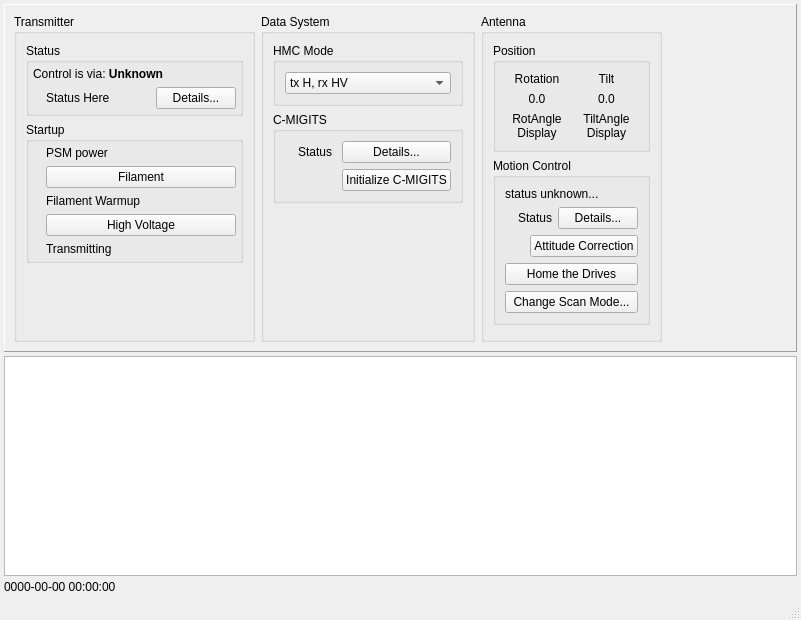
First picture: the form in src/hcrgui/HcrGuiMainWindow.ui, repository NCAR/HCR_instrument, before the edit.
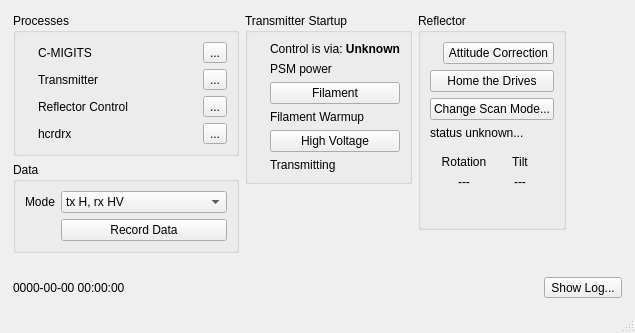
Second picture: the form after the edit. Icons and pictures are not drawn.

Commit message: Update for a leaner and more complete GUI. Log messages are now displayed in a separate HcrGuiLogWindow, and there's a new HcrdrxDetails dialog to show hcrdrx status details.

```diff
--- a/src/hcrgui/HcrGuiMainWindow.ui
+++ b/src/hcrgui/HcrGuiMainWindow.ui
@@ -6,10 +6,16 @@
    <rect>
     <x>0</x>
     <y>0</y>
-    <width>801</width>
-    <height>620</height>
+    <width>635</width>
+    <height>331</height>
    </rect>
   </property>
+  <property name="sizePolicy">
+   <sizepolicy hsizetype="MinimumExpanding" vsizetype="Expanding">
+    <horstretch>0</horstretch>
+    <verstretch>0</verstretch>
+   </sizepolicy>
+  </property>
   <property name="windowTitle">
    <string>HCR Control and Status</string>
   </property>
@@ -22,152 +28,348 @@
      <number>4</number>
     </property>
     <item>
-     <widget class="QFrame" name="statusFrame">
+     <widget class="QWidget" name="guiWidget" native="true">
       <property name="sizePolicy">
        <sizepolicy hsizetype="MinimumExpanding" vsizetype="Minimum">
         <horstretch>0</horstretch>
         <verstretch>0</verstretch>
        </sizepolicy>
       </property>
-      <property name="frameShape">
-       <enum>QFrame::Panel</enum>
-      </property>
-      <property name="frameShadow">
-       <enum>QFrame::Raised</enum>
-      </property>
-      <layout class="QHBoxLayout" name="horizontalLayout_3">
+      <layout class="QHBoxLayout" name="horizontalLayout_3" stretch="0,0,0,100">
        <item>
-        <widget class="QGroupBox" name="xmitterBox">
+        <widget class="QWidget" name="leftWidget" native="true">
          <property name="sizePolicy">
           <sizepolicy hsizetype="Minimum" vsizetype="Minimum">
            <horstretch>0</horstretch>
            <verstretch>0</verstretch>
           </sizepolicy>
          </property>
-         <property name="title">
-          <string>Transmitter</string>
-         </property>
-         <layout class="QVBoxLayout" name="verticalLayout_4">
+         <layout class="QVBoxLayout" name="verticalLayout_8" stretch="0,0,100">
+          <property name="margin">
+           <number>0</number>
+          </property>
           <item>
-           <widget class="QGroupBox" name="xmitStatusBox">
+           <widget class="QGroupBox" name="processBox">
+            <property name="title">
+             <string>Processes</string>
+            </property>
+            <layout class="QGridLayout" name="gridLayout_4">
+             <item row="0" column="1">
+              <widget class="QLabel" name="cmigitsStatusLabel">
+               <property name="sizePolicy">
+                <sizepolicy hsizetype="MinimumExpanding" vsizetype="Preferred">
+                 <horstretch>0</horstretch>
+                 <verstretch>0</verstretch>
+                </sizepolicy>
+               </property>
+               <property name="text">
+                <string>C-MIGITS</string>
+               </property>
+              </widget>
+             </item>
+             <item row="1" column="1">
+              <widget class="QLabel" name="xmitterStatusLabel">
+               <property name="sizePolicy">
+                <sizepolicy hsizetype="MinimumExpanding" vsizetype="Preferred">
+                 <horstretch>0</horstretch>
+                 <verstretch>0</verstretch>
+                </sizepolicy>
+               </property>
+               <property name="text">
+                <string>Transmitter</string>
+               </property>
+              </widget>
+             </item>
+             <item row="0" column="0">
+              <widget class="QLabel" name="cmigitsStatusIcon">
+               <property name="sizePolicy">
+                <sizepolicy hsizetype="Minimum" vsizetype="Minimum">
+                 <horstretch>0</horstretch>
+                 <verstretch>0</verstretch>
+                </sizepolicy>
+               </property>
+               <property name="text">
+                <string/>
+               </property>
+               <property name="pixmap">
+                <pixmap resource="HcrGuiMainWindow.qrc">:/greenLED_off.png</pixmap>
+               </property>
+              </widget>
+             </item>
+             <item row="0" column="2">
+              <widget class="QToolButton" name="cmigitsDetailsButton">
+               <property name="focusPolicy">
+                <enum>Qt::NoFocus</enum>
+               </property>
+               <property name="text">
+                <string>...</string>
+               </property>
+              </widget>
+             </item>
+             <item row="3" column="2">
+              <widget class="QToolButton" name="hcrdrxDetailsButton">
+               <property name="focusPolicy">
+                <enum>Qt::NoFocus</enum>
+               </property>
+               <property name="text">
+                <string>...</string>
+               </property>
+              </widget>
+             </item>
+             <item row="1" column="2">
+              <widget class="QToolButton" name="xmitterDetailsButton">
+               <property name="focusPolicy">
+                <enum>Qt::NoFocus</enum>
+               </property>
+               <property name="text">
+                <string>...</string>
+               </property>
+              </widget>
+             </item>
+             <item row="1" column="0">
+              <widget class="QLabel" name="xmitterStatusIcon">
+               <property name="sizePolicy">
+                <sizepolicy hsizetype="Minimum" vsizetype="Minimum">
+                 <horstretch>0</horstretch>
+                 <verstretch>0</verstretch>
+                </sizepolicy>
+               </property>
+               <property name="text">
+                <string/>
+               </property>
+               <property name="pixmap">
+                <pixmap resource="HcrGuiMainWindow.qrc">:/greenLED_off.png</pixmap>
+               </property>
+              </widget>
+             </item>
+             <item row="3" column="0">
+              <widget class="QLabel" name="hcrdrxStatusIcon">
+               <property name="sizePolicy">
+                <sizepolicy hsizetype="Minimum" vsizetype="Minimum">
+                 <horstretch>0</horstretch>
+                 <verstretch>0</verstretch>
+                </sizepolicy>
+               </property>
+               <property name="text">
+                <string/>
+               </property>
+               <property name="pixmap">
+                <pixmap resource="HcrGuiMainWindow.qrc">:/greenLED_off.png</pixmap>
+               </property>
+              </widget>
+             </item>
+             <item row="2" column="2">
+              <widget class="QToolButton" name="mcDetailsButton">
+               <property name="focusPolicy">
+                <enum>Qt::NoFocus</enum>
+               </property>
+               <property name="text">
+                <string>...</string>
+               </property>
+              </widget>
+             </item>
+             <item row="3" column="1">
+              <widget class="QLabel" name="hcrdrxStatusLabel">
+               <property name="sizePolicy">
+                <sizepolicy hsizetype="MinimumExpanding" vsizetype="Preferred">
+                 <horstretch>0</horstretch>
+                 <verstretch>0</verstretch>
+                </sizepolicy>
+               </property>
+               <property name="text">
+                <string>hcrdrx</string>
+               </property>
+              </widget>
+             </item>
+             <item row="2" column="1">
+              <widget class="QLabel" name="rcStatusLabel">
+               <property name="sizePolicy">
+                <sizepolicy hsizetype="MinimumExpanding" vsizetype="Preferred">
+                 <horstretch>0</horstretch>
+                 <verstretch>0</verstretch>
+                </sizepolicy>
+               </property>
+               <property name="text">
+                <string>Reflector Control</string>
+               </property>
+              </widget>
+             </item>
+             <item row="2" column="0">
+              <widget class="QLabel" name="mcStatusIcon">
+               <property name="sizePolicy">
+                <sizepolicy hsizetype="Minimum" vsizetype="Minimum">
+                 <horstretch>0</horstretch>
+                 <verstretch>0</verstretch>
+                </sizepolicy>
+               </property>
+               <property name="text">
+                <string/>
+               </property>
+               <property name="pixmap">
+                <pixmap resource="HcrGuiMainWindow.qrc">:/greenLED_off.png</pixmap>
+               </property>
+               <property name="alignment">
+                <set>Qt::AlignCenter</set>
+               </property>
+              </widget>
+             </item>
+            </layout>
+           </widget>
+          </item>
+          <item>
+           <widget class="QGroupBox" name="dataBox">
+            <property name="title">
+             <string>Data</string>
+            </property>
+            <layout class="QGridLayout" name="gridLayout">
+             <property name="margin">
+              <number>9</number>
+             </property>
+             <item row="0" column="0">
+              <widget class="QLabel" name="modeLabel">
+               <property name="text">
+                <string>Mode</string>
+               </property>
+               <property name="alignment">
+                <set>Qt::AlignRight|Qt::AlignTrailing|Qt::AlignVCenter</set>
+               </property>
+              </widget>
+             </item>
+             <item row="1" column="0">
+              <widget class="QLabel" name="recordingIcon">
+               <property name="sizePolicy">
+                <sizepolicy hsizetype="Minimum" vsizetype="Minimum">
+                 <horstretch>0</horstretch>
+                 <verstretch>0</verstretch>
+                </sizepolicy>
+               </property>
+               <property name="text">
+                <string/>
+               </property>
+               <property name="pixmap">
+                <pixmap resource="HcrGuiMainWindow.qrc">:/greenLED_off.png</pixmap>
+               </property>
+               <property name="alignment">
+                <set>Qt::AlignRight|Qt::AlignTrailing|Qt::AlignVCenter</set>
+               </property>
+              </widget>
+             </item>
+             <item row="1" column="1">
+              <widget class="QPushButton" name="recordingButton">
+               <property name="sizePolicy">
+                <sizepolicy hsizetype="MinimumExpanding" vsizetype="Preferred">
+                 <horstretch>0</horstretch>
+                 <verstretch>0</verstretch>
+                </sizepolicy>
+               </property>
+               <property name="text">
+                <string>Record Data</string>
+               </property>
+               <property name="checkable">
+                <bool>true</bool>
+               </property>
+              </widget>
+             </item>
+             <item row="0" column="1">
+              <widget class="QComboBox" name="hmcModeCombo">
+               <property name="sizePolicy">
+                <sizepolicy hsizetype="Minimum" vsizetype="Fixed">
+                 <horstretch>0</horstretch>
+                 <verstretch>0</verstretch>
+                </sizepolicy>
+               </property>
+               <property name="currentIndex">
+                <number>0</number>
+               </property>
+               <item>
+                <property name="text">
+                 <string>tx H, rx HV</string>
+                </property>
+               </item>
+               <item>
+                <property name="text">
+                 <string>tx V, rx HV</string>
+                </property>
+               </item>
+               <item>
+                <property name="text">
+                 <string>tx HV, rx HV</string>
+                </property>
+               </item>
+               <item>
+                <property name="text">
+                 <string>Unused (3)</string>
+                </property>
+               </item>
+               <item>
+                <property name="text">
+                 <string>Noise Source Calibration</string>
+                </property>
+               </item>
+               <item>
+                <property name="text">
+                 <string>tx V, rx HV (attenuated)</string>
+                </property>
+               </item>
+               <item>
+                <property name="text">
+                 <string>Bench Test</string>
+                </property>
+               </item>
+               <item>
+                <property name="text">
+                 <string>Unused (7)</string>
+                </property>
+               </item>
+              </widget>
+             </item>
+            </layout>
+           </widget>
+          </item>
+          <item>
+           <spacer name="verticalSpacer_2">
+            <property name="orientation">
+             <enum>Qt::Vertical</enum>
+            </property>
+            <property name="sizeHint" stdset="0">
+             <size>
+              <width>20</width>
+              <height>2</height>
+             </size>
+            </property>
+           </spacer>
+          </item>
+         </layout>
+        </widget>
+       </item>
+       <item>
+        <widget class="QWidget" name="middleWidget" native="true">
+         <layout class="QVBoxLayout" name="verticalLayout_2">
+          <property name="margin">
+           <number>0</number>
+          </property>
+          <item>
+           <widget class="QGroupBox" name="xmitterStartupBox">
             <property name="sizePolicy">
-             <sizepolicy hsizetype="Minimum" vsizetype="Minimum">
+             <sizepolicy hsizetype="Preferred" vsizetype="Preferred">
               <horstretch>0</horstretch>
               <verstretch>0</verstretch>
              </sizepolicy>
             </property>
             <property name="title">
-             <string>Status</string>
-            </property>
-            <property name="flat">
-             <bool>false</bool>
-            </property>
-            <property name="checkable">
-             <bool>false</bool>
-            </property>
-            <layout class="QVBoxLayout" name="verticalLayout">
-             <property name="margin">
-              <number>4</number>
-             </property>
-             <item>
-              <widget class="QLabel" name="controlSourceLabel">
-               <property name="font">
-                <font>
-                 <weight>50</weight>
-                 <bold>false</bold>
-                </font>
-               </property>
-               <property name="text">
-                <string>Control is via: &lt;b&gt;Unknown&lt;/b&gt;</string>
-               </property>
-              </widget>
-             </item>
-             <item>
-              <widget class="QFrame" name="frame_2">
-               <property name="sizePolicy">
-                <sizepolicy hsizetype="Minimum" vsizetype="Preferred">
-                 <horstretch>0</horstretch>
-                 <verstretch>0</verstretch>
-                </sizepolicy>
-               </property>
-               <property name="frameShape">
-                <enum>QFrame::NoFrame</enum>
-               </property>
-               <property name="frameShadow">
-                <enum>QFrame::Raised</enum>
-               </property>
-               <layout class="QHBoxLayout" name="horizontalLayout">
-                <property name="margin">
-                 <number>0</number>
-                </property>
-                <item>
-                 <widget class="QLabel" name="xmitterStatusSummaryIcon">
-                  <property name="sizePolicy">
-                   <sizepolicy hsizetype="Preferred" vsizetype="Preferred">
-                    <horstretch>0</horstretch>
-                    <verstretch>0</verstretch>
-                   </sizepolicy>
-                  </property>
-                  <property name="text">
-                   <string/>
-                  </property>
-                  <property name="pixmap">
-                   <pixmap resource="HcrGuiMainWindow.qrc">:/greenLED_off.png</pixmap>
-                  </property>
-                 </widget>
-                </item>
-                <item>
-                 <widget class="QLabel" name="xmitterStatusSummaryLabel">
-                  <property name="text">
-                   <string>Status Here</string>
-                  </property>
-                 </widget>
-                </item>
-                <item>
-                 <spacer name="horizontalSpacer_2">
-                  <property name="orientation">
-                   <enum>Qt::Horizontal</enum>
-                  </property>
-                  <property name="sizeHint" stdset="0">
-                   <size>
-                    <width>40</width>
-                    <height>20</height>
-                   </size>
-                  </property>
-                 </spacer>
-                </item>
-                <item>
-                 <widget class="QPushButton" name="xmitterDetailsButton">
-                  <property name="sizePolicy">
-                   <sizepolicy hsizetype="Preferred" vsizetype="Minimum">
-                    <horstretch>0</horstretch>
-                    <verstretch>0</verstretch>
-                   </sizepolicy>
-                  </property>
-                  <property name="text">
-                   <string>Details...</string>
-                  </property>
-                 </widget>
-                </item>
-               </layout>
-              </widget>
-             </item>
-            </layout>
-           </widget>
-          </item>
-          <item>
-           <widget class="QGroupBox" name="xmitterStartupBox">
-            <property name="title">
-             <string>Startup</string>
+             <string>Transmitter Startup</string>
             </property>
             <layout class="QGridLayout" name="gridLayout_3">
+             <property name="sizeConstraint">
+              <enum>QLayout::SetDefaultConstraint</enum>
+             </property>
              <property name="margin">
-              <number>4</number>
+              <number>9</number>
              </property>
              <property name="horizontalSpacing">
               <number>6</number>
              </property>
-             <item row="0" column="0">
+             <item row="1" column="0">
               <widget class="QLabel" name="powerValidIcon">
                <property name="enabled">
                 <bool>true</bool>
@@ -189,7 +391,7 @@
                </property>
               </widget>
              </item>
-             <item row="0" column="1">
+             <item row="1" column="1">
               <widget class="QLabel" name="powerValidLabel">
                <property name="sizePolicy">
                 <sizepolicy hsizetype="MinimumExpanding" vsizetype="Preferred">
@@ -202,7 +404,7 @@
                </property>
               </widget>
              </item>
-             <item row="2" column="0">
+             <item row="3" column="0">
               <widget class="QLabel" name="filamentWarmupIcon">
                <property name="sizePolicy">
                 <sizepolicy hsizetype="Minimum" vsizetype="Preferred">
@@ -218,7 +420,7 @@
                </property>
               </widget>
              </item>
-             <item row="2" column="1">
+             <item row="3" column="1">
               <widget class="QLabel" name="filamentWarmupLabel">
                <property name="enabled">
                 <bool>true</bool>
@@ -234,7 +436,7 @@
                </property>
               </widget>
              </item>
-             <item row="3" column="0">
+             <item row="4" column="0">
               <widget class="QLabel" name="hvIcon">
                <property name="sizePolicy">
                 <sizepolicy hsizetype="Minimum" vsizetype="Preferred">
@@ -250,13 +452,13 @@
                </property>
               </widget>
              </item>
-             <item row="3" column="1">
+             <item row="4" column="1">
               <widget class="QPushButton" name="hvButton">
                <property name="enabled">
                 <bool>true</bool>
                </property>
                <property name="sizePolicy">
-                <sizepolicy hsizetype="MinimumExpanding" vsizetype="Preferred">
+                <sizepolicy hsizetype="Minimum" vsizetype="Fixed">
                  <horstretch>0</horstretch>
                  <verstretch>0</verstretch>
                 </sizepolicy>
@@ -269,7 +471,7 @@
                </property>
               </widget>
              </item>
-             <item row="4" column="0">
+             <item row="5" column="0">
               <widget class="QLabel" name="xmittingIcon">
                <property name="sizePolicy">
                 <sizepolicy hsizetype="Minimum" vsizetype="Preferred">
@@ -285,14 +487,14 @@
                </property>
               </widget>
              </item>
-             <item row="4" column="1">
+             <item row="5" column="1">
               <widget class="QLabel" name="xmittingLabel">
                <property name="text">
                 <string>Transmitting</string>
                </property>
               </widget>
              </item>
-             <item row="1" column="0">
+             <item row="2" column="0">
               <widget class="QLabel" name="filamentIcon">
                <property name="sizePolicy">
                 <sizepolicy hsizetype="Minimum" vsizetype="Preferred">
@@ -308,13 +510,13 @@
                </property>
               </widget>
              </item>
-             <item row="1" column="1">
+             <item row="2" column="1">
               <widget class="QPushButton" name="filamentButton">
                <property name="enabled">
                 <bool>true</bool>
                </property>
                <property name="sizePolicy">
-                <sizepolicy hsizetype="MinimumExpanding" vsizetype="Preferred">
+                <sizepolicy hsizetype="Minimum" vsizetype="Fixed">
                  <horstretch>0</horstretch>
                  <verstretch>0</verstretch>
                 </sizepolicy>
@@ -327,148 +529,31 @@
                </property>
               </widget>
              </item>
-            </layout>
-           </widget>
-          </item>
-          <item>
-           <spacer name="verticalSpacer_2">
-            <property name="orientation">
-             <enum>Qt::Vertical</enum>
-            </property>
-            <property name="sizeHint" stdset="0">
-             <size>
-              <width>20</width>
-              <height>2</height>
-             </size>
-            </property>
-           </spacer>
-          </item>
-         </layout>
-        </widget>
-       </item>
-       <item>
-        <widget class="QGroupBox" name="dataSystemBox">
-         <property name="title">
-          <string>Data System</string>
-         </property>
-         <layout class="QVBoxLayout" name="verticalLayout_2">
-          <item>
-           <widget class="QGroupBox" name="setHmcModeBox">
-            <property name="title">
-             <string>HMC Mode</string>
-            </property>
-            <layout class="QVBoxLayout" name="verticalLayout_5">
-             <item>
-              <widget class="QComboBox" name="hmcModeCombo">
-               <property name="currentIndex">
-                <number>0</number>
-               </property>
-               <item>
-                <property name="text">
-                 <string>tx H, rx HV</string>
-                </property>
-               </item>
-               <item>
-                <property name="text">
-                 <string>tx V, rx HV</string>
-                </property>
-               </item>
-               <item>
-                <property name="text">
-                 <string>tx HV, rx HV</string>
-                </property>
-               </item>
-               <item>
-                <property name="text">
-                 <string>Unused (3)</string>
-                </property>
-               </item>
-               <item>
-                <property name="text">
-                 <string>Noise Source Calibration</string>
-                </property>
-               </item>
-               <item>
-                <property name="text">
-                 <string>tx V, rx HV (attenuated)</string>
-                </property>
-               </item>
-               <item>
-                <property name="text">
-                 <string>Bench Test</string>
-                </property>
-               </item>
-               <item>
-                <property name="text">
-                 <string>Unused (7)</string>
-                </property>
-               </item>
-              </widget>
-             </item>
-            </layout>
-           </widget>
-          </item>
-          <item>
-           <widget class="QGroupBox" name="cmigitsBox">
-            <property name="title">
-             <string>C-MIGITS</string>
-            </property>
-            <layout class="QGridLayout" name="gridLayout">
              <item row="0" column="1">
-              <widget class="QLabel" name="cmigitsStatusLabel">
-               <property name="sizePolicy">
-                <sizepolicy hsizetype="MinimumExpanding" vsizetype="Preferred">
-                 <horstretch>0</horstretch>
-                 <verstretch>0</verstretch>
-                </sizepolicy>
+              <widget class="QLabel" name="controlSourceLabel">
+               <property name="font">
+                <font>
+                 <weight>50</weight>
+                 <bold>false</bold>
+                </font>
                </property>
                <property name="text">
-                <string>Status</string>
+                <string>Control is via: &lt;b&gt;Unknown&lt;/b&gt;</string>
                </property>
               </widget>
              </item>
-             <item row="0" column="0">
-              <widget class="QLabel" name="cmigitsStatusIcon">
-               <property name="sizePolicy">
-                <sizepolicy hsizetype="Minimum" vsizetype="Preferred">
-                 <horstretch>0</horstretch>
-                 <verstretch>0</verstretch>
-                </sizepolicy>
-               </property>
-               <property name="text">
-                <string/>
-               </property>
-               <property name="pixmap">
-                <pixmap resource="HcrGuiMainWindow.qrc">:/greenLED_off.png</pixmap>
-               </property>
-              </widget>
-             </item>
-             <item row="0" column="2">
-              <widget class="QPushButton" name="cmigitsDetailsButton">
-               <property name="text">
-                <string>Details...</string>
-               </property>
-              </widget>
-             </item>
-             <item row="1" column="2">
-              <widget class="QPushButton" name="cmigitsInitButton">
-               <property name="text">
-                <string>Initialize C-MIGITS</string>
-               </property>
-              </widget>
-             </item>
             </layout>
            </widget>
           </item>
           <item>
-           <spacer name="verticalSpacer">
+           <spacer name="verticalSpacer_3">
             <property name="orientation">
              <enum>Qt::Vertical</enum>
             </property>
             <property name="sizeHint" stdset="0">
              <size>
               <width>20</width>
-              <height>2</height>
+              <height>40</height>
              </size>
             </property>
            </spacer>
@@ -477,178 +562,40 @@
         </widget>
        </item>
        <item>
-        <widget class="QGroupBox" name="antennaBox">
-         <property name="title">
-          <string>Antenna</string>
+        <widget class="QWidget" name="rightWidget" native="true">
+         <property name="sizePolicy">
+          <sizepolicy hsizetype="Minimum" vsizetype="Minimum">
+           <horstretch>0</horstretch>
+           <verstretch>0</verstretch>
+          </sizepolicy>
          </property>
-         <layout class="QVBoxLayout" name="verticalLayout_7">
+         <layout class="QVBoxLayout" name="verticalLayout" stretch="0,100">
+          <property name="margin">
+           <number>0</number>
+          </property>
           <item>
-           <widget class="QGroupBox" name="antennaPositionBox">
+           <widget class="QGroupBox" name="reflectorBox">
             <property name="title">
-             <string>Position</string>
-            </property>
-            <layout class="QGridLayout" name="gridLayout_2">
-             <item row="0" column="0">
-              <widget class="QLabel" name="rotationLabel">
-               <property name="text">
-                <string>Rotation</string>
-               </property>
-               <property name="alignment">
-                <set>Qt::AlignCenter</set>
-               </property>
-              </widget>
-             </item>
-             <item row="0" column="1">
-              <widget class="QLabel" name="tiltLabel">
-               <property name="text">
-                <string>Tilt</string>
-               </property>
-               <property name="alignment">
-                <set>Qt::AlignCenter</set>
-               </property>
-              </widget>
-             </item>
-             <item row="1" column="0">
-              <widget class="QLabel" name="rotationValue">
-               <property name="enabled">
-                <bool>true</bool>
-               </property>
-               <property name="minimumSize">
-                <size>
-                 <width>50</width>
-                 <height>0</height>
-                </size>
-               </property>
-               <property name="text">
-                <string>0.0</string>
-               </property>
-               <property name="alignment">
-                <set>Qt::AlignCenter</set>
-               </property>
-              </widget>
-             </item>
-             <item row="1" column="1">
-              <widget class="QLabel" name="tiltValue">
-               <property name="minimumSize">
-                <size>
-                 <width>50</width>
-                 <height>0</height>
-                </size>
-               </property>
-               <property name="text">
-                <string>0.0</string>
-               </property>
-               <property name="alignment">
-                <set>Qt::AlignCenter</set>
-               </property>
-              </widget>
-             </item>
-             <item row="2" column="0">
-              <widget class="QLabel" name="rotAngleDisplay">
-               <property name="text">
-                <string>RotAngle
-Display</string>
-               </property>
-               <property name="alignment">
-                <set>Qt::AlignCenter</set>
-               </property>
-              </widget>
-             </item>
-             <item row="2" column="1">
-              <widget class="QLabel" name="tiltAngleDisplay">
-               <property name="text">
-                <string>TiltAngle
-Display</string>
-               </property>
-               <property name="alignment">
-                <set>Qt::AlignCenter</set>
-               </property>
-              </widget>
-             </item>
-            </layout>
-           </widget>
-          </item>
-          <item>
-           <widget class="QGroupBox" name="motionControlBox">
-            <property name="title">
-             <string>Motion Control</string>
+             <string>Reflector</string>
             </property>
             <layout class="QVBoxLayout" name="verticalLayout_6">
+             <property name="margin">
+              <number>9</number>
+             </property>
              <item>
-              <widget class="QLabel" name="antennaModeLabel">
-               <property name="text">
-                <string>status unknown...</string>
-               </property>
-              </widget>
-             </item>
-             <item>
-              <widget class="QFrame" name="mcStatusFrame">
-               <property name="frameShape">
-                <enum>QFrame::NoFrame</enum>
-               </property>
-               <property name="frameShadow">
-                <enum>QFrame::Raised</enum>
-               </property>
-               <layout class="QHBoxLayout" name="horizontalLayout_2">
-                <property name="margin">
-                 <number>0</number>
-                </property>
-                <item>
-                 <widget class="QLabel" name="mcStatusIcon">
-                  <property name="sizePolicy">
-                   <sizepolicy hsizetype="Minimum" vsizetype="Preferred">
-                    <horstretch>0</horstretch>
-                    <verstretch>0</verstretch>
-                   </sizepolicy>
-                  </property>
-                  <property name="text">
-                   <string/>
-                  </property>
-                  <property name="pixmap">
-                   <pixmap resource="HcrGuiMainWindow.qrc">:/greenLED_off.png</pixmap>
-                  </property>
-                  <property name="alignment">
-                   <set>Qt::AlignCenter</set>
-                  </property>
-                 </widget>
-                </item>
-                <item>
-                 <widget class="QLabel" name="mcStatusLabel">
-                  <property name="sizePolicy">
-                   <sizepolicy hsizetype="Expanding" vsizetype="Preferred">
-                    <horstretch>0</horstretch>
-                    <verstretch>0</verstretch>
-                   </sizepolicy>
-                  </property>
-                  <property name="text">
-                   <string>Status</string>
-                  </property>
-                 </widget>
-                </item>
-                <item>
-                 <widget class="QPushButton" name="mcDetailsButton">
-                  <property name="text">
-                   <string>Details...</string>
-                  </property>
-                 </widget>
-                </item>
-               </layout>
-              </widget>
-             </item>
-             <item>
-              <widget class="QFrame" name="attitudeCorrectionFrame">
-               <property name="frameShape">
-                <enum>QFrame::NoFrame</enum>
-               </property>
-               <property name="frameShadow">
-                <enum>QFrame::Raised</enum>
-               </property>
+              <widget class="QWidget" name="attitudeCorrectionWidget" native="true">
                <layout class="QHBoxLayout" name="horizontalLayout_4">
                 <property name="margin">
                  <number>0</number>
                 </property>
                 <item>
                  <widget class="QLabel" name="attitudeCorrectionIcon">
+                  <property name="sizePolicy">
+                   <sizepolicy hsizetype="Minimum" vsizetype="Minimum">
+                    <horstretch>0</horstretch>
+                    <verstretch>0</verstretch>
+                   </sizepolicy>
+                  </property>
                   <property name="text">
                    <string/>
                   </property>
@@ -659,6 +606,12 @@
                 </item>
                 <item>
                  <widget class="QPushButton" name="attitudeCorrectionButton">
+                  <property name="sizePolicy">
+                   <sizepolicy hsizetype="MinimumExpanding" vsizetype="Fixed">
+                    <horstretch>0</horstretch>
+                    <verstretch>0</verstretch>
+                   </sizepolicy>
+                  </property>
                   <property name="text">
                    <string>Attitude Correction</string>
                   </property>
@@ -681,18 +634,106 @@
                </property>
               </widget>
              </item>
+             <item>
+              <widget class="QLabel" name="antennaModeLabel">
+               <property name="text">
+                <string>status unknown...</string>
+               </property>
+              </widget>
+             </item>
+             <item>
+              <widget class="QWidget" name="reflectorPositionWidget" native="true">
+               <layout class="QGridLayout" name="gridLayout_5">
+                <item row="1" column="0">
+                 <widget class="QLabel" name="rotationLabel">
+                  <property name="text">
+                   <string>Rotation</string>
+                  </property>
+                  <property name="alignment">
+                   <set>Qt::AlignCenter</set>
+                  </property>
+                 </widget>
+                </item>
+                <item row="2" column="0">
+                 <widget class="QLabel" name="rotationValue">
+                  <property name="enabled">
+                   <bool>true</bool>
+                  </property>
+                  <property name="minimumSize">
+                   <size>
+                    <width>50</width>
+                    <height>0</height>
+                   </size>
+                  </property>
+                  <property name="text">
+                   <string>---</string>
+                  </property>
+                  <property name="alignment">
+                   <set>Qt::AlignCenter</set>
+                  </property>
+                 </widget>
+                </item>
+                <item row="2" column="1">
+                 <widget class="QLabel" name="tiltValue">
+                  <property name="minimumSize">
+                   <size>
+                    <width>50</width>
+                    <height>0</height>
+                   </size>
+                  </property>
+                  <property name="text">
+                   <string>---</string>
+                  </property>
+                  <property name="alignment">
+                   <set>Qt::AlignCenter</set>
+                  </property>
+                 </widget>
+                </item>
+                <item row="1" column="1">
+                 <widget class="QLabel" name="tiltLabel">
+                  <property name="text">
+                   <string>Tilt</string>
+                  </property>
+                  <property name="alignment">
+                   <set>Qt::AlignCenter</set>
+                  </property>
+                 </widget>
+                </item>
+                <item row="3" column="0">
+                 <widget class="QLabel" name="rotAngleDisplay">
+                  <property name="text">
+                   <string>&lt;Display&gt;</string>
+                  </property>
+                  <property name="alignment">
+                   <set>Qt::AlignCenter</set>
+                  </property>
+                 </widget>
+                </item>
+                <item row="3" column="1">
+                 <widget class="QLabel" name="tiltAngleDisplay">
+                  <property name="text">
+                   <string>&lt;Display&gt;</string>
+                  </property>
+                  <property name="alignment">
+                   <set>Qt::AlignCenter</set>
+                  </property>
+                 </widget>
+                </item>
+               </layout>
+              </widget>
+             </item>
             </layout>
            </widget>
           </item>
           <item>
-           <spacer name="verticalSpacer_3">
+           <spacer name="verticalSpacer">
             <property name="orientation">
              <enum>Qt::Vertical</enum>
             </property>
             <property name="sizeHint" stdset="0">
              <size>
               <width>20</width>
-              <height>5</height>
+              <height>2</height>
              </size>
             </property>
            </spacer>
@@ -720,43 +761,41 @@
      </widget>
     </item>
     <item>
-     <widget class="QPlainTextEdit" name="logArea">
+     <widget class="QWidget" name="widget" native="true">
       <property name="sizePolicy">
-       <sizepolicy hsizetype="Expanding" vsizetype="Expanding">
+       <sizepolicy hsizetype="Minimum" vsizetype="Minimum">
         <horstretch>0</horstretch>
         <verstretch>0</verstretch>
        </sizepolicy>
       </property>
-      <property name="minimumSize">
-       <size>
-        <width>200</width>
-        <height>120</height>
-       </size>
-      </property>
-      <property name="maximumSize">
-       <size>
-        <width>16777215</width>
-        <height>16777215</height>
-       </size>
-      </property>
-      <property name="font">
-       <font>
-        <pointsize>8</pointsize>
-       </font>
-      </property>
-      <property name="lineWrapMode">
-       <enum>QPlainTextEdit::WidgetWidth</enum>
-      </property>
-      <property name="textInteractionFlags">
-       <set>Qt::TextSelectableByKeyboard|Qt::TextSelectableByMouse</set>
-      </property>
-     </widget>
-    </item>
-    <item>
-     <widget class="QLabel" name="clockLabel">
-      <property name="text">
-       <string>0000-00-00 00:00:00</string>
-      </property>
+      <layout class="QHBoxLayout" name="horizontalLayout">
+       <item>
+        <widget class="QLabel" name="clockLabel">
+         <property name="sizePolicy">
+          <sizepolicy hsizetype="MinimumExpanding" vsizetype="Minimum">
+           <horstretch>0</horstretch>
+           <verstretch>0</verstretch>
+          </sizepolicy>
+         </property>
+         <property name="text">
+          <string>0000-00-00 00:00:00</string>
+         </property>
+        </widget>
+       </item>
+       <item>
+        <widget class="QToolButton" name="showLogButton">
+         <property name="sizePolicy">
+          <sizepolicy hsizetype="Minimum" vsizetype="Minimum">
+           <horstretch>0</horstretch>
+           <verstretch>0</verstretch>
+          </sizepolicy>
+         </property>
+         <property name="text">
+          <string>Show Log...</string>
+         </property>
+        </widget>
+       </item>
+      </layout>
      </widget>
     </item>
    </layout>
```
Left out of the diff: 13 changed lines with no effect on the pictures. The commit also changes 9 other files.
